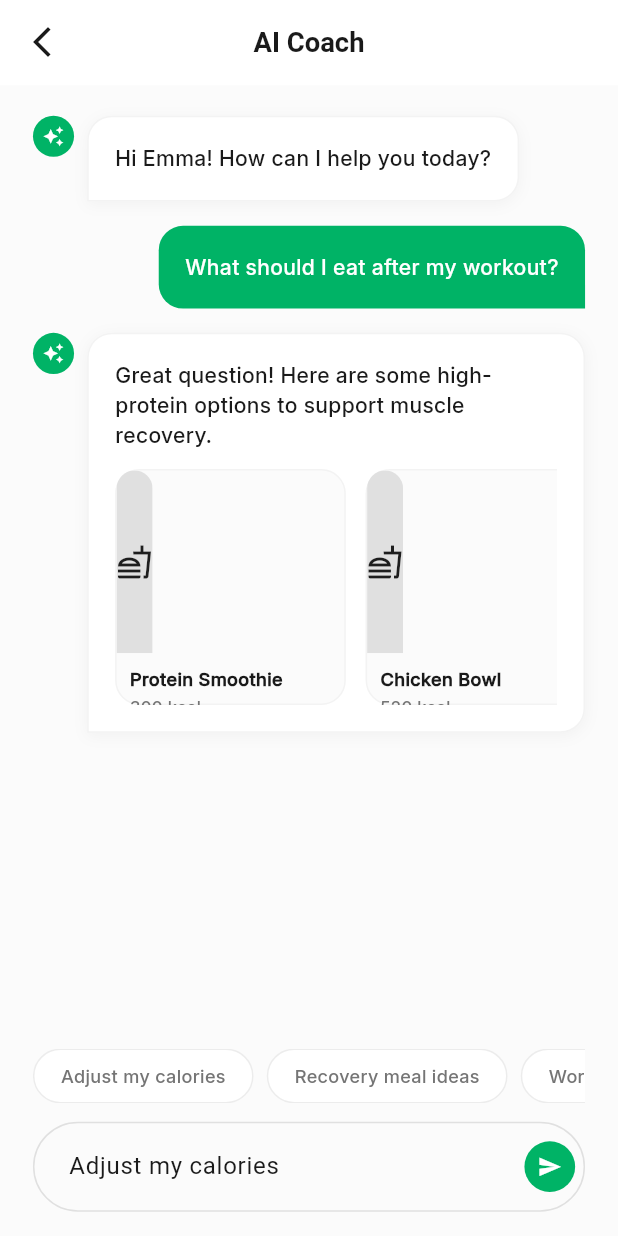
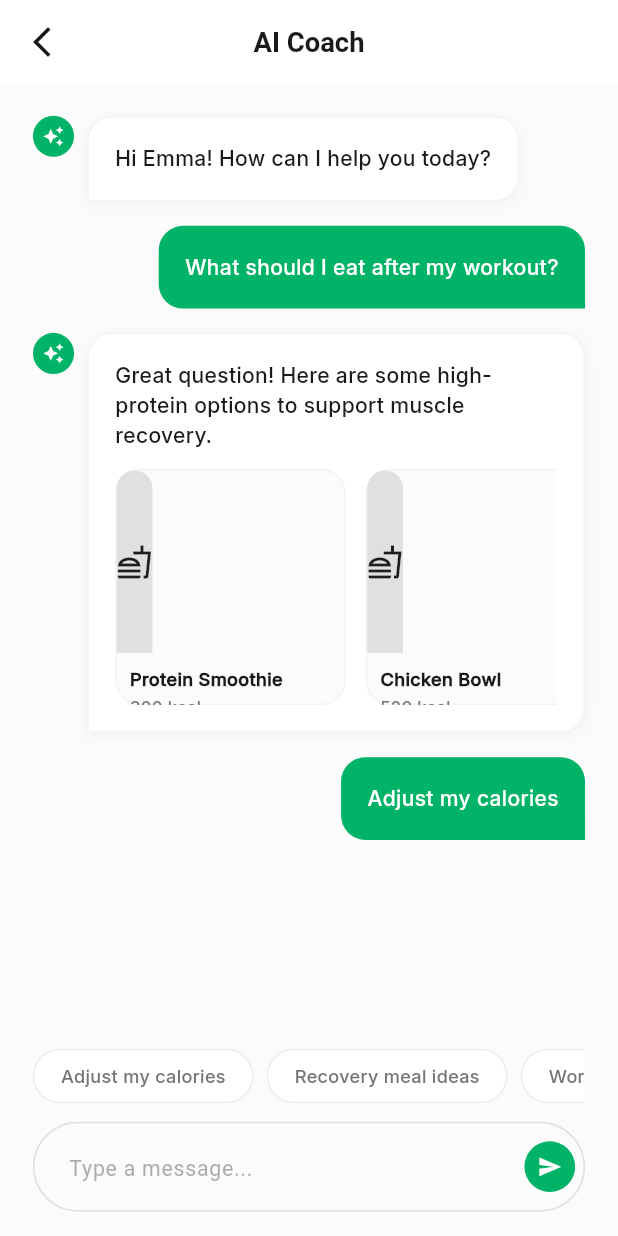
Before and after one commit to Hasanuzzamanabir/aura-health-app, a Flutter app: the AiChatScreen screen opened directly, after a tap on "Adjust my calories", on a phone screen of 412 x 824 dp. Run offline on Flutter 3.47's test engine with Material 3 defaults, Android fonts, the phone set to English and light mode, and no system bars; our stand-ins replace flutter_screenutil, flutter_svg, get, image_picker, lottie, pin_code_fields and 1 more; network calls fail.

Commit message:
personal info

```diff
--- a/lib/feature/ai_section/view/ai_chat.dart
+++ b/lib/feature/ai_section/view/ai_chat.dart
@@ -16,6 +16,25 @@ class AiChatScreen extends StatefulWidget {
 
 class _AiChatScreenState extends State<AiChatScreen> {
   final TextEditingController _messageController = TextEditingController();
+  final ScrollController _scrollController = ScrollController();
+
+  final List<Map<String, dynamic>> _messages = [
+    {
+      "text": "Hi Emma! How can I help you today?",
+      "isMe": false,
+      "hasCustomContent": false,
+    },
+    {
+      "text": "What should I eat after my workout?",
+      "isMe": true,
+      "hasCustomContent": false,
+    },
+    {
+      "text": "Great question! Here are some high-protein options to support muscle recovery.",
+      "isMe": false,
+      "hasCustomContent": true,
+    },
+  ];
 
   final List<String> _suggestions = [
     "Adjust my calories",
@@ -23,9 +42,34 @@ class _AiChatScreenState extends State<AiChatScreen> {
     "Workout plan"
   ];
 
+  void _sendMessage(String text) {
+    if (text.trim().isEmpty) return;
+
+    setState(() {
+      _messages.add({
+        "text": text.trim(),
+        "isMe": true,
+        "hasCustomContent": false,
+      });
+    });
+
+    _messageController.clear();
+
+    Future.delayed(const Duration(milliseconds: 100), () {
+      if (_scrollController.hasClients) {
+        _scrollController.animateTo(
+          _scrollController.position.maxScrollExtent,
+          duration: const Duration(milliseconds: 300),
+          curve: Curves.easeOut,
+        );
+      }
+    });
+  }
+
   @override
   void dispose() {
     _messageController.dispose();
+    _scrollController.dispose();
     super.dispose();
   }
 
@@ -38,22 +82,18 @@ class _AiChatScreenState extends State<AiChatScreen> {
         child: Column(
           children: [
             Expanded(
-              child: ListView(
+              child: ListView.builder(
+                controller: _scrollController,
                 physics: const BouncingScrollPhysics(),
                 padding: EdgeInsets.symmetric(horizontal: 20.w, vertical: 12.h),
-                children: [
-                  const ChatBubbleWidget(
-                    text: "Hi Emma! How can I help you today?",
-                    isMe: false,
-                  ),
-                  const ChatBubbleWidget(
-                    text: "What should I eat after my workout?",
-                    isMe: true,
-                  ),
-                  ChatBubbleWidget(
-                    text: "Great question! Here are some high-protein options to support muscle recovery.",
-                    isMe: false,
-                    customContent: SizedBox(
+                itemCount: _messages.length,
+                itemBuilder: (context, index) {
+                  final msg = _messages[index];
+                  return ChatBubbleWidget(
+                    text: msg["text"],
+                    isMe: msg["isMe"],
+                    customContent: msg["hasCustomContent"]
+                        ? SizedBox(
                             height: 155.h,
                             child: ListView(
                               scrollDirection: Axis.horizontal,
@@ -71,9 +111,10 @@ class _AiChatScreenState extends State<AiChatScreen> {
                                 ),
                               ],
                             ),
-                    ),
-                  ),
-                ],
+                          )
+                        : null,
+                  );
+                },
               ),
             ),
             Padding(
@@ -83,12 +124,13 @@ class _AiChatScreenState extends State<AiChatScreen> {
                   ChatSuggestionChips(
                     suggestions: _suggestions,
                     onChipTap: (val) {
-                      _messageController.text = val;
+                      _sendMessage(val);
                     },
                   ),
                   SizedBox(height: 12.h),
                   TextFormField(
                     controller: _messageController,
+                    onFieldSubmitted: (val) => _sendMessage(val),
                     decoration: InputDecoration(
                       hintText: "Type a message...",
                       hintStyle: TextStyle(
@@ -103,22 +145,14 @@ class _AiChatScreenState extends State<AiChatScreen> {
                           mainAxisAlignment: MainAxisAlignment.end,
                           children: [
                             GestureDetector(
-            onTap: () {
-              if (_messageController.text.trim().isNotEmpty) {
-                _messageController.clear();
-              }
-            },
+                              onTap: () => _sendMessage(_messageController.text),
                               child: Container(
                                 padding: EdgeInsets.all(8.w),
                                 decoration: const BoxDecoration(
                                   color: AppColors.primary,
                                   shape: BoxShape.circle,
                                 ),
-              child: Icon(
-                Icons.send,
-                color: AppColors.white,
-                size: 16.sp,
-              ),
+                                child: Icon(Icons.send, color: AppColors.white, size: 16.sp),
                               ),
                             ),
                           ],
--- a/lib/feature/profile/view/personal_information.dart
+++ b/lib/feature/profile/view/personal_information.dart
@@ -50,9 +50,17 @@ class _PersonalInformationScreenState extends State<PersonalInformationScreen> {
         centerTitle: true,
       ),
       body: SafeArea(
-        child: SingleChildScrollView(
+        child: LayoutBuilder(
+          builder: (context, constraints) {
+            return SingleChildScrollView(
+              physics: const BouncingScrollPhysics(),
+              child: ConstrainedBox(
+                constraints: BoxConstraints(
+                  minHeight: constraints.maxHeight,
+                ),
                 child: Padding(
                   padding: EdgeInsets.symmetric(horizontal: 24.w, vertical: 16.h),
+                  child: IntrinsicHeight(
                     child: Column(
                       crossAxisAlignment: CrossAxisAlignment.start,
                       children: [
@@ -84,7 +92,11 @@ class _PersonalInformationScreenState extends State<PersonalInformationScreen> {
                             ),
                           ),
                         ),
+
+                        // Spacer()-এর পরিবর্তে এখন এই উইজেটটি বাটনগুলোকে নিচে পুশ করবে
                         const Spacer(),
+
+                        SizedBox(height: 20.h),
                         OutlinedButton(
                           onPressed: () {},
                           style: OutlinedButton.styleFrom(
@@ -118,5 +130,9 @@ class _PersonalInformationScreenState extends State<PersonalInformationScreen> {
                 ),
               ),
             );
+          },
+        ),
+      ),
+    );
   }
 }
--- a/lib/feature/profile/view/profile.dart
+++ b/lib/feature/profile/view/profile.dart
@@ -1,5 +1,6 @@
 import 'package:aurahealth/core/theme/app_colors.dart';
 import 'package:aurahealth/core/widget/custom_app_bar.dart';
+import 'package:aurahealth/feature/help_and_support.dart/view/help_and_support_sreen.dart';
 import 'package:aurahealth/feature/profile/view/bio_marker_screen.dart';
 import 'package:aurahealth/feature/profile/view/health_summary_page.dart';
 import 'package:aurahealth/feature/profile/view/personal_information.dart';
```
Lines whose indentation alone changed are shown as unchanged.
